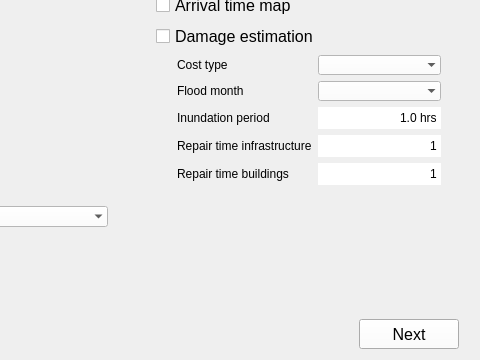
Qt form threedi_api_qgis_client/ui/init_dialog.ui (nens/threedi-api-qgis-client) before a commit; both pictures show x 320 to 800 and y 140 to 500 of the 800 by 500 pixel window.
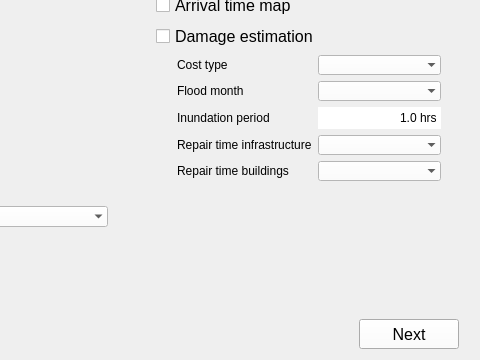
The same form after that commit.

```diff
--- a/threedi_api_qgis_client/ui/init_dialog.ui
+++ b/threedi_api_qgis_client/ui/init_dialog.ui
@@ -423,60 +423,6 @@
              </property>
             </widget>
            </item>
-           <item row="3" column="1">
-            <widget class="QSpinBox" name="sb_repair_infrastructure">
-             <property name="font">
-              <font>
-               <pointsize>9</pointsize>
-              </font>
-             </property>
-             <property name="styleSheet">
-              <string notr="true">QSpinBox {background-color: white;}</string>
-             </property>
-             <property name="frame">
-              <bool>false</bool>
-             </property>
-             <property name="alignment">
-              <set>Qt::AlignRight|Qt::AlignTrailing|Qt::AlignVCenter</set>
-             </property>
-             <property name="buttonSymbols">
-              <enum>QAbstractSpinBox::NoButtons</enum>
-             </property>
-             <property name="minimum">
-              <number>1</number>
-             </property>
-             <property name="maximum">
-              <number>240</number>
-             </property>
-            </widget>
-           </item>
-           <item row="4" column="1">
-            <widget class="QSpinBox" name="sb_repair_building">
-             <property name="font">
-              <font>
-               <pointsize>9</pointsize>
-              </font>
-             </property>
-             <property name="styleSheet">
-              <string notr="true">QSpinBox {background-color: white;}</string>
-             </property>
-             <property name="frame">
-              <bool>false</bool>
-             </property>
-             <property name="alignment">
-              <set>Qt::AlignRight|Qt::AlignTrailing|Qt::AlignVCenter</set>
-             </property>
-             <property name="buttonSymbols">
-              <enum>QAbstractSpinBox::NoButtons</enum>
-             </property>
-             <property name="minimum">
-              <number>1</number>
-             </property>
-             <property name="maximum">
-              <number>240</number>
-             </property>
-            </widget>
-           </item>
            <item row="2" column="1">
             <widget class="QDoubleSpinBox" name="sb_period">
              <property name="font">
@@ -520,6 +466,154 @@
              </property>
             </widget>
            </item>
+           <item row="3" column="1">
+            <widget class="QComboBox" name="dd_repair_infrastructure">
+             <property name="palette">
+              <palette>
+               <active>
+                <colorrole role="Button">
+                 <brush brushstyle="SolidPattern">
+                  <color alpha="255">
+                   <red>255</red>
+                   <green>255</green>
+                   <blue>255</blue>
+                  </color>
+                 </brush>
+                </colorrole>
+                <colorrole role="Base">
+                 <brush brushstyle="SolidPattern">
+                  <color alpha="255">
+                   <red>255</red>
+                   <green>255</green>
+                   <blue>255</blue>
+                  </color>
+                 </brush>
+                </colorrole>
+                <colorrole role="Window">
+                 <brush brushstyle="SolidPattern">
+                  <color alpha="255">
+                   <red>255</red>
+                   <green>255</green>
+                   <blue>255</blue>
+                  </color>
+                 </brush>
+                </colorrole>
+                <colorrole role="Highlight">
+                 <brush brushstyle="SolidPattern">
+                  <color alpha="255">
+                   <red>211</red>
+                   <green>211</green>
+                   <blue>211</blue>
+                  </color>
+                 </brush>
+                </colorrole>
+               </active>
+               <inactive>
+                <colorrole role="Button">
+                 <brush brushstyle="SolidPattern">
+                  <color alpha="255">
+                   <red>255</red>
+                   <green>255</green>
+                   <blue>255</blue>
+                  </color>
+                 </brush>
+                </colorrole>
+                <colorrole role="Base">
+                 <brush brushstyle="SolidPattern">
+                  <color alpha="255">
+                   <red>255</red>
+                   <green>255</green>
+                   <blue>255</blue>
+                  </color>
+                 </brush>
+                </colorrole>
+                <colorrole role="Window">
+                 <brush brushstyle="SolidPattern">
+                  <color alpha="255">
+                   <red>255</red>
+                   <green>255</green>
+                   <blue>255</blue>
+                  </color>
+                 </brush>
+                </colorrole>
+                <colorrole role="Highlight">
+                 <brush brushstyle="SolidPattern">
+                  <color alpha="255">
+                   <red>211</red>
+                   <green>211</green>
+                   <blue>211</blue>
+                  </color>
+                 </brush>
+                </colorrole>
+               </inactive>
+               <disabled>
+                <colorrole role="Button">
+                 <brush brushstyle="SolidPattern">
+                  <color alpha="255">
+                   <red>255</red>
+                   <green>255</green>
+                   <blue>255</blue>
+                  </color>
+                 </brush>
+                </colorrole>
+                <colorrole role="Base">
+                 <brush brushstyle="SolidPattern">
+                  <color alpha="255">
+                   <red>255</red>
+                   <green>255</green>
+                   <blue>255</blue>
+                  </color>
+                 </brush>
+                </colorrole>
+                <colorrole role="Window">
+                 <brush brushstyle="SolidPattern">
+                  <color alpha="255">
+                   <red>255</red>
+                   <green>255</green>
+                   <blue>255</blue>
+                  </color>
+                 </brush>
+                </colorrole>
+                <colorrole role="Highlight">
+                 <brush brushstyle="SolidPattern">
+                  <color alpha="255">
+                   <red>211</red>
+                   <green>211</green>
+                   <blue>211</blue>
+                  </color>
+                 </brush>
+                </colorrole>
+               </disabled>
+              </palette>
+             </property>
+             <property name="font">
+              <font>
+               <pointsize>9</pointsize>
+              </font>
+             </property>
+             <property name="styleSheet">
+              <string notr="true">QComboBox {background-color:white; selection-background-color: lightgray;}</string>
+             </property>
+             <property name="frame">
+              <bool>false</bool>
+             </property>
+            </widget>
+           </item>
+           <item row="4" column="1">
+            <widget class="QComboBox" name="dd_repair_building">
+             <property name="font">
+              <font>
+               <pointsize>9</pointsize>
+              </font>
+             </property>
+             <property name="styleSheet">
+              <string notr="true">QComboBox {background-color:white; selection-background-color: lightgray;}</string>
+             </property>
+             <property name="frame">
+              <bool>false</bool>
+             </property>
+            </widget>
+           </item>
           </layout>
          </widget>
         </item>
```
